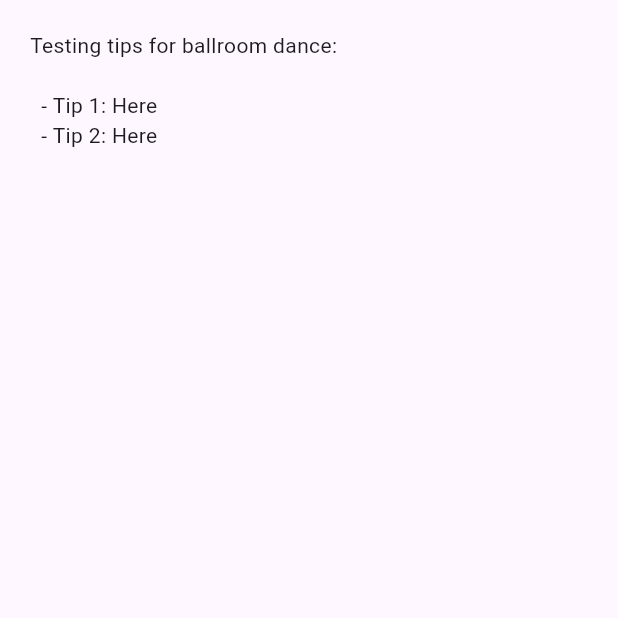
After one commit to Theoshiri/danceApp, a Flutter app: the TipPage screen opened directly, on a phone screen of 412 x 824 dp, the top half of it. The commit adds this screen. Run offline on Flutter 3.47's test engine with Material 2 defaults, Android fonts, the phone set to English and light mode, and no system bars; our stand-ins replace cloud_firestore, firebase_storage; missing offline and left inert: multilevel_drawer; accounts and stored records are empty; statements that could not run were skipped.

Commit message:
Updated Pages

```diff
--- /dev/null
+++ b/Flutter/lib/learn_screen/tip_screen.dart
@@ -0,0 +1,35 @@
+import 'package:flutter/material.dart';
+
+class TipPage extends StatefulWidget {
+  const TipPage({super.key});
+
+  @override
+  State<TipPage> createState() => _TipPageState();
+}
+
+class _TipPageState extends State<TipPage> {
+  String tips = """Testing tips for ballroom dance:
+
+  - Tip 1: Here
+  - Tip 2: Here""";
+
+  @override
+  Widget build(BuildContext context) {
+    double height = MediaQuery.of(context).size.height;
+    return Scaffold(
+      body: Padding(
+        padding: const EdgeInsets.all(20.0),
+        child: Center(
+          child: ListView(
+            children: [
+              Text(
+                tips,
+                style: TextStyle(fontSize: 14),
+              ),
+            ],
+          ),
+        ),
+      ),
+    );
+  }
+}
--- a/Flutter/lib/splash_screen.dart
+++ b/Flutter/lib/splash_screen.dart
@@ -21,7 +21,7 @@ class _SplashPageState extends State<SplashPage> {
   Future<void> init() async {
     await Future.delayed(const Duration(seconds: 5)).then((value) {
       Navigator.pushReplacement(context,
-          MaterialPageRoute(builder: (BuildContext context) => HomePage()));
+          MaterialPageRoute(builder: (BuildContext context) => RoutePage()));
     });
   }
 
--- a/Flutter/pubspec.yaml
+++ b/Flutter/pubspec.yaml
@@ -36,6 +36,8 @@ dependencies:
   # Use with the CupertinoIcons class for iOS style icons.
   cupertino_icons: ^1.0.2
   multilevel_drawer: ^2.0.0
+  cloud_firestore: ^4.8.4
+  firebase_storage: ^11.2.5
 
 dev_dependencies:
   flutter_test:
```
Also changed, not shown: Flutter/lib/firebase/db.dart (added, +23 -0 lines), Flutter/lib/route.dart (+50 -14 lines), Flutter/lib/learn_screen/video_screen.dart (added), Flutter/pubspec.lock, 4 other files.
